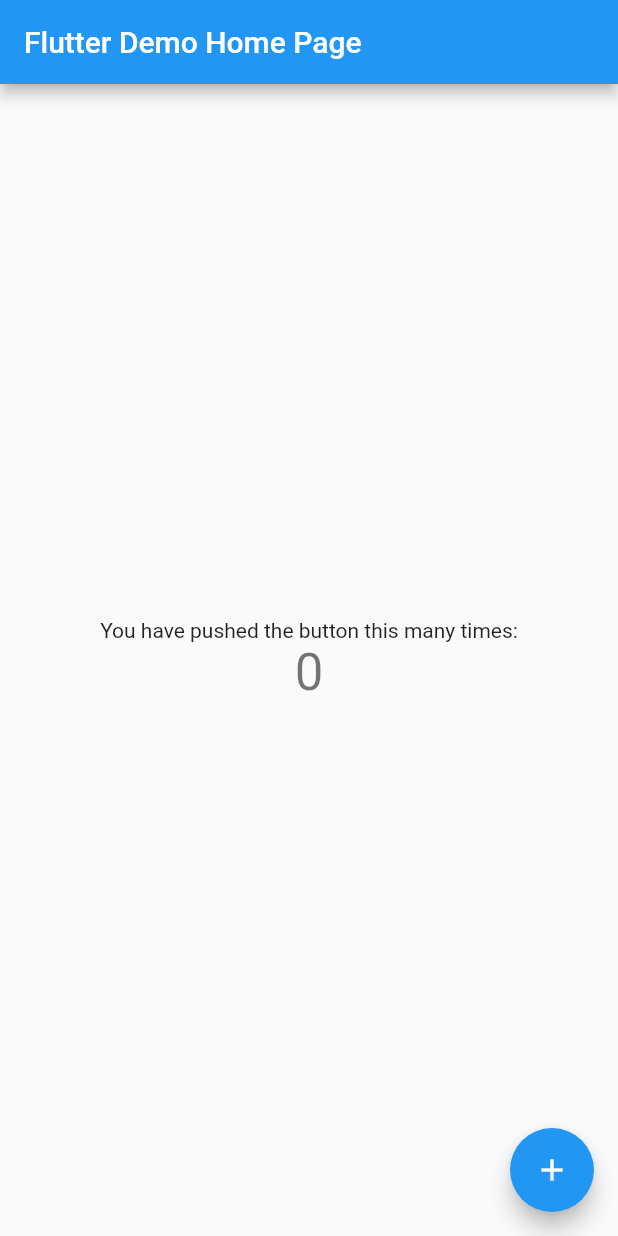
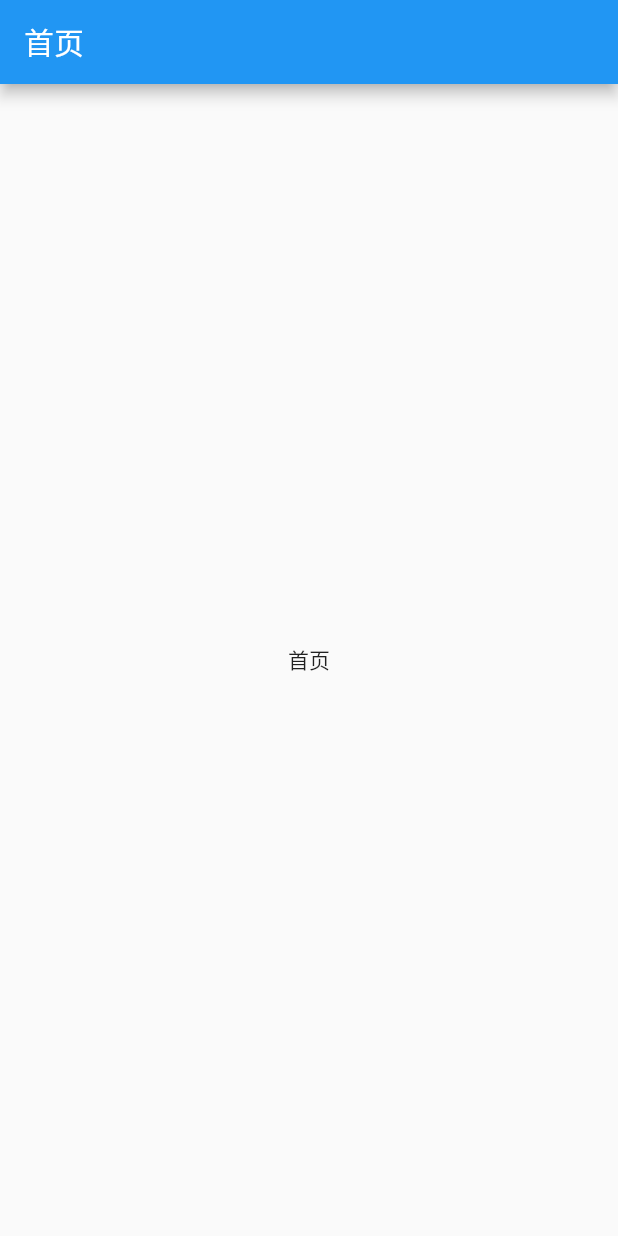
Before and after one commit to skyinJune/todo_flutter, a Flutter app: the screen it shows after launch, on a phone screen of 412 x 824 dp. Run offline on Flutter 3.47's test engine with Material 2 defaults, Android fonts, the phone set to English and light mode, and no system bars.

Commit message:
clear init created files & init project

```diff
--- a/lib/main.dart
+++ b/lib/main.dart
@@ -1,117 +1,20 @@
 import 'package:flutter/material.dart';
+import 'package:todo_flutter/routes/home/index.dart';
 
 void main() {
   runApp(MyApp());
 }
 
 class MyApp extends StatelessWidget {
-  // This widget is the root of your application.
   @override
   Widget build(BuildContext context) {
     return MaterialApp(
-      title: 'Flutter Demo',
+      title: 'TODO',
       theme: ThemeData(
-        // This is the theme of your application.
-        //
-        // Try running your application with "flutter run". You'll see the
-        // application has a blue toolbar. Then, without quitting the app, try
-        // changing the primarySwatch below to Colors.green and then invoke
-        // "hot reload" (press "r" in the console where you ran "flutter run",
-        // or simply save your changes to "hot reload" in a Flutter IDE).
-        // Notice that the counter didn't reset back to zero; the application
-        // is not restarted.
         primarySwatch: Colors.blue,
-        // This makes the visual density adapt to the platform that you run
-        // the app on. For desktop platforms, the controls will be smaller and
-        // closer together (more dense) than on mobile platforms.
         visualDensity: VisualDensity.adaptivePlatformDensity,
       ),
-      home: MyHomePage(title: 'Flutter Demo Home Page'),
+      home: HomePage(),
     );
   }
 }
-
-class MyHomePage extends StatefulWidget {
-  MyHomePage({Key key, this.title}) : super(key: key);
-
-  // This widget is the home page of your application. It is stateful, meaning
-  // that it has a State object (defined below) that contains fields that affect
-  // how it looks.
-
-  // This class is the configuration for the state. It holds the values (in this
-  // case the title) provided by the parent (in this case the App widget) and
-  // used by the build method of the State. Fields in a Widget subclass are
-  // always marked "final".
-
-  final String title;
-
-  @override
-  _MyHomePageState createState() => _MyHomePageState();
-}
-
-class _MyHomePageState extends State<MyHomePage> {
-  int _counter = 0;
-
-  void _incrementCounter() {
-    setState(() {
-      // This call to setState tells the Flutter framework that something has
-      // changed in this State, which causes it to rerun the build method below
-      // so that the display can reflect the updated values. If we changed
-      // _counter without calling setState(), then the build method would not be
-      // called again, and so nothing would appear to happen.
-      _counter++;
-    });
-  }
-
-  @override
-  Widget build(BuildContext context) {
-    // This method is rerun every time setState is called, for instance as done
-    // by the _incrementCounter method above.
-    //
-    // The Flutter framework has been optimized to make rerunning build methods
-    // fast, so that you can just rebuild anything that needs updating rather
-    // than having to individually change instances of widgets.
-    return Scaffold(
-      appBar: AppBar(
-        // Here we take the value from the MyHomePage object that was created by
-        // the App.build method, and use it to set our appbar title.
-        title: Text(widget.title),
-      ),
-      body: Center(
-        // Center is a layout widget. It takes a single child and positions it
-        // in the middle of the parent.
-        child: Column(
-          // Column is also a layout widget. It takes a list of children and
-          // arranges them vertically. By default, it sizes itself to fit its
-          // children horizontally, and tries to be as tall as its parent.
-          //
-          // Invoke "debug painting" (press "p" in the console, choose the
-          // "Toggle Debug Paint" action from the Flutter Inspector in Android
-          // Studio, or the "Toggle Debug Paint" command in Visual Studio Code)
-          // to see the wireframe for each widget.
-          //
-          // Column has various properties to control how it sizes itself and
-          // how it positions its children. Here we use mainAxisAlignment to
-          // center the children vertically; the main axis here is the vertical
-          // axis because Columns are vertical (the cross axis would be
-          // horizontal).
-          mainAxisAlignment: MainAxisAlignment.center,
-          children: <Widget>[
-            Text(
-              'You have pushed the button this many times:',
-            ),
-            Text(
-              '$_counter',
-              style: Theme.of(context).textTheme.headline4,
-            ),
-          ],
-        ),
-      ),
-      floatingActionButton: FloatingActionButton(
-        onPressed: _incrementCounter,
-        tooltip: 'Increment',
-        child: Icon(Icons.add),
-      ), // This trailing comma makes auto-formatting nicer for build methods.
-    );
-  }
-}
--- /dev/null
+++ b/lib/routes/home/index.dart
@@ -0,0 +1,15 @@
+import 'package:flutter/material.dart';
+
+class HomePage extends StatelessWidget {
+  @override
+  Widget build(BuildContext context) {
+    return Scaffold(
+      appBar: AppBar(
+        title: Text('首页'),
+      ),
+      body: Center(
+        child: Text('首页'),
+      ),
+    );
+  }
+}
```
